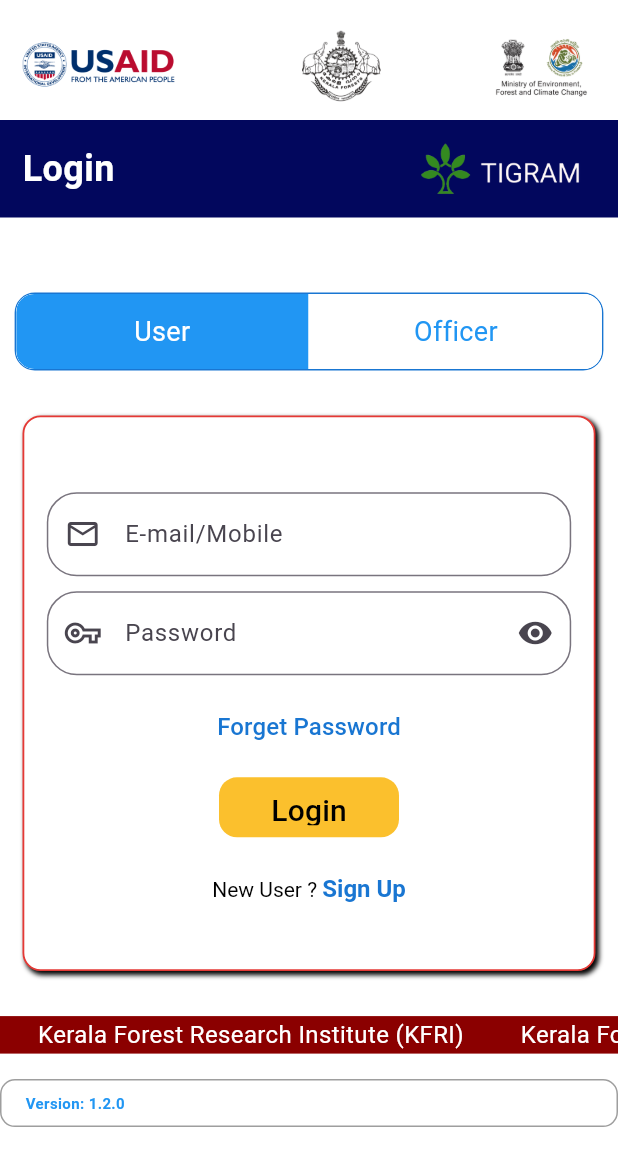
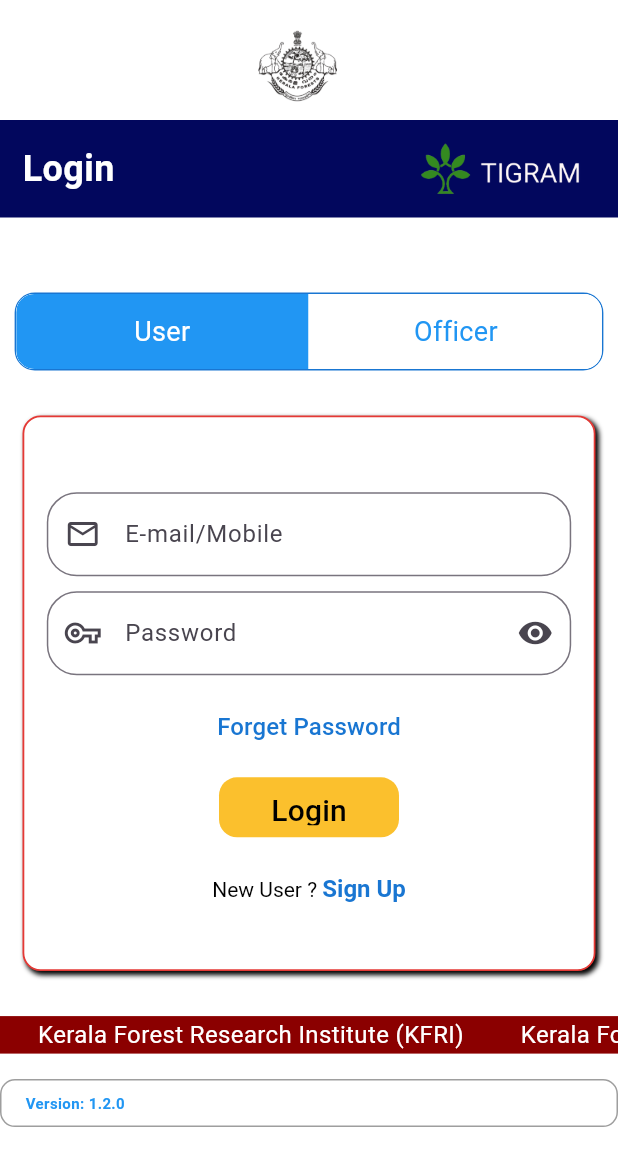
Before and after one commit to abhijeeeth/T-gram, a Flutter app: the screen it shows after launch, on a phone screen of 412 x 824 dp. Shown: the top 1166 px of the screen. Run offline on Flutter 3.47's test engine with Material 3 defaults, Android fonts, the phone set to English and light mode, and no system bars; drawn by our look-alikes of marquee, toggle_switch; our stand-ins replace dio, file_picker, flutter_bloc, fluttertoast, geocoding, geolocator and 14 more; missing offline and left inert: dart:ffi, flutter_downloader, geolocator_web, image_picker_for_web, jailbreak_root_detection, mobile_scanner and 2 more; accounts and stored records are empty; Roboto replaces fonts that are missing (Cairo).

Commit message:
Removed USAID and MOFS logo from login and signup pages

```diff
--- a/lib/login.dart
+++ b/lib/login.dart
@@ -123,26 +123,13 @@ class _LoginDemoState extends State<LoginDemo> {
                   width: double.infinity,
                   height: 80,
                   child: Row(
+                    mainAxisAlignment: MainAxisAlignment.center, // Add this
                     children: <Widget>[
                       Image.asset(
-                        "assets/images/usaid_logo.png",
-                        width: 130,
-                        height: 75,
-                      ),
-                      const Spacer(),
-                      Image.asset(
                         "assets/images/kerala_logo.jpg",
-                        alignment: Alignment.center,
                         width: 80,
                         height: 80,
                       ),
-                      const Spacer(),
-                      Container(
-                          child: Row(children: <Widget>[
-                        Image.asset(
-                          "assets/images/ministry_logo.jpg",
-                        ),
-                      ]))
                     ],
                   )),
               Container(
```
Also changed, not shown: lib/NEW_FORMS/viewApplicationNw2.dart (+33 -3 lines), lib/signup.dart (+13 -13 lines).
